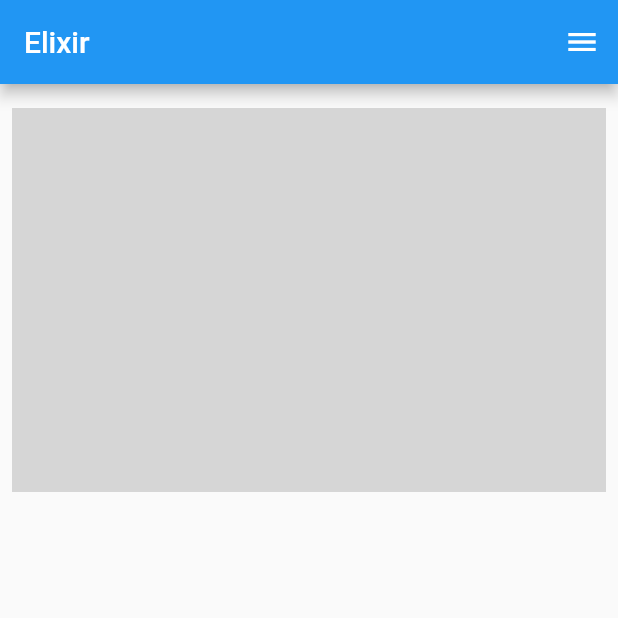
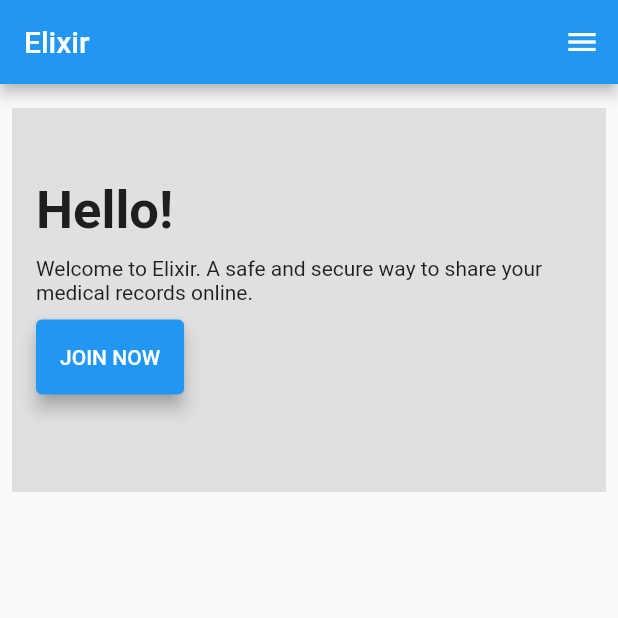
Before and after one commit to 007vedant/Flutter-Apps, a Flutter app: the screen it shows after launch, on a phone screen of 412 x 824 dp, the top half of it. Run offline on Flutter 3.47's test engine with Material 2 defaults, Android fonts, the phone set to English and light mode, and no system bars.

Commit message:
updated ui of homescreen
modifications on style config of drawer tbd

```diff
--- a/elixir/lib/homeScreen.dart
+++ b/elixir/lib/homeScreen.dart
@@ -47,16 +47,53 @@ class _HomeScreenState extends State<HomeScreen> {
             ),
             ListTile(
               title: Text('Login'),
-              trailing: Icon(Icons.account_circle),
+              trailing: Icon(
+                Icons.account_circle,
+              ),
             ),
           ],
         ),
       ),
       body: Padding(
-        padding: EdgeInsets.only(top: 16.0, left: 8.0, right: 8.0),
+        padding: const EdgeInsets.only(top: 16.0, left: 8.0, right: 8.0),
         child: Container(
           height: screenHeightExcludingToolbar(context, dividedBy: 3),
-          color: Colors.grey[350],
+          color: Colors.grey[300],
+          child: Padding(
+            padding: const EdgeInsets.only(top: 48.0, left: 16.0),
+            child: Column(
+              crossAxisAlignment: CrossAxisAlignment.center,
+              children: <Widget>[
+                Align(
+                  alignment: Alignment.centerLeft,
+                  child: Text(
+                    'Hello!',
+                    style:
+                        TextStyle(fontSize: 35.0, fontWeight: FontWeight.bold),
+                    textAlign: TextAlign.left,
+                  ),
+                ),
+                SizedBox(height: 10),
+                Text(
+                    'Welcome to Elixir. A safe and secure way to share your medical records online.'),
+                SizedBox(height: 10),
+                Align(
+                  alignment: Alignment.centerLeft,
+                  child: ElevatedButton(
+                    style: ElevatedButton.styleFrom(
+                      shadowColor: Colors.grey,
+                      minimumSize: Size(40.0, 50.0),
+                      elevation: 5,
+                    ),
+                    child: Text('JOIN NOW'),
+                    onPressed: () {
+                      print('pressed');
+                    },
+                  ),
+                )
+              ],
+            ),
+          ),
         ),
       ),
     );
```
